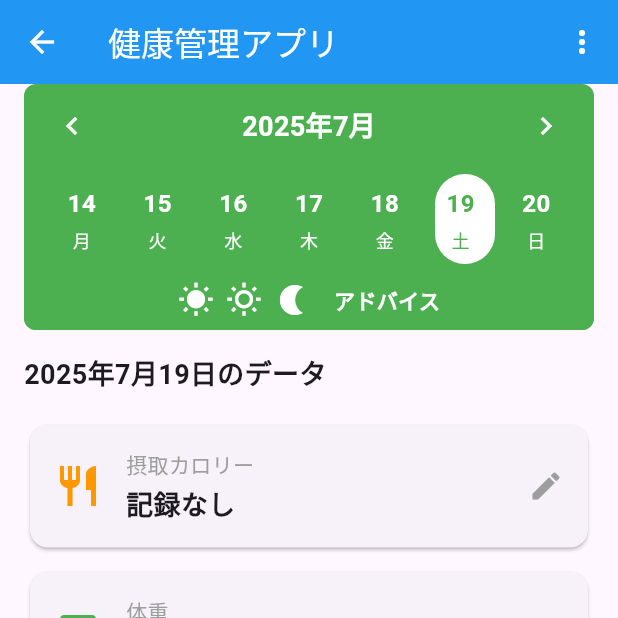
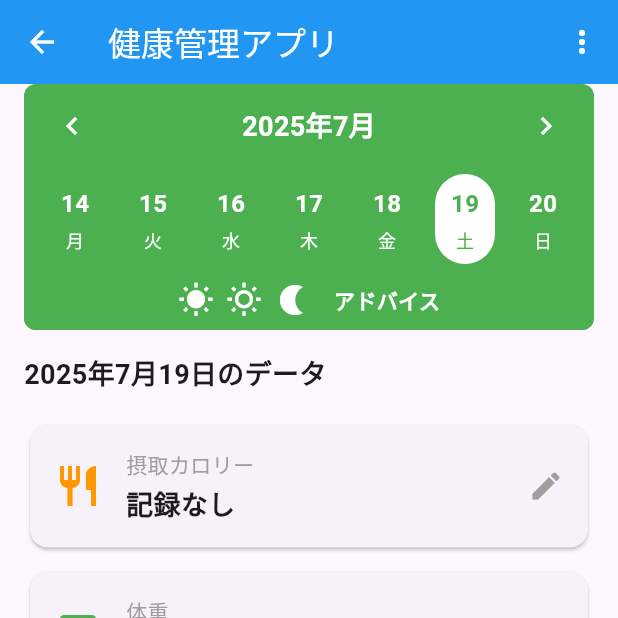
Before and after one commit to fukashin/helth_mobile, a Flutter app: the HomeScreen screen opened directly, on a phone screen of 412 x 824 dp, the top half of it. Run offline on Flutter 3.47's test engine with Material 3 defaults, Android fonts, the phone set to English and light mode, and no system bars; our stand-ins replace font_awesome_flutter, shared_preferences; accounts and stored records are empty; Roboto replaces fonts that are missing (NotoSansJP).

Commit message:
fix:アニメーションを正確な場所にするための修正

```diff
--- a/lib/widgets/weekly_calendar.dart
+++ b/lib/widgets/weekly_calendar.dart
@@ -267,28 +267,33 @@ class _WeeklyCalendarState extends State<WeeklyCalendar>
   /// 週の日付表示部分を構築するメソッド
   ///
   /// [weekDays] 表示する週の日付リスト
+  ///
+  /// カレンダーを7等分し、各セクションの中心に日付を配置します。
+  /// これにより、どのデバイスサイズでも正確な位置にアニメーションします。
   Widget _buildWeekDays(List<DateTime> weekDays) {
     return LayoutBuilder(
       builder: (context, constraints) {
         final availableWidth = constraints.maxWidth;
-        List<GlobalKey> _dayKeys = List.generate(7, (_) => GlobalKey());
+        final itemWidth = availableWidth / 7; // 7等分
+        final selectorWidth = 40.0;
 
-        final itemWidth = availableWidth / 7;
-        final double selectorWidth = 40;
-        final itemCenterOffset = (itemWidth - selectorWidth) / 2;
         return Stack(
           children: [
             // 選択された日付の背景（アニメーション）
             AnimatedBuilder(
               animation: _selectionPositionAnimation,
               builder: (context, child) {
+                // 各セクションの中心位置を計算
+                final centerX =
+                    (_selectionPositionAnimation.value * itemWidth) +
+                    (itemWidth / 2);
+                final left = centerX - (selectorWidth / 2);
+
                 return Positioned(
-                  left:
-                      (_selectionPositionAnimation.value * itemWidth) +
-                      itemCenterOffset,
+                  left: left,
                   top: 0,
                   child: Container(
-                    width: 40,
+                    width: selectorWidth,
                     height: 60,
                     decoration: BoxDecoration(
                       color: Colors.white,
@@ -298,9 +303,8 @@ class _WeeklyCalendarState extends State<WeeklyCalendar>
                 );
               },
             ),
-            // 日付のRow
+            // 日付を7等分のセクションに配置
             Row(
-              mainAxisAlignment: MainAxisAlignment.spaceEvenly,
               children: List.generate(7, (index) {
                 final date = weekDays[index];
                 final isToday =
@@ -315,13 +319,22 @@ class _WeeklyCalendarState extends State<WeeklyCalendar>
                 // 曜日の日本語表記（月曜日から日曜日）
                 final weekdayJp = ['月', '火', '水', '木', '金', '土', '日'][index];
 
-                return GestureDetector(
+                return SizedBox(
+                  width: itemWidth, // 各セクションの幅を7等分
+                  height: 60,
+                  child: GestureDetector(
                     onTap: () => _selectDate(date, index),
                     child: Container(
-                    width: 40,
+                      width: itemWidth,
+                      height: 60,
+                      color: Colors.transparent,
+                      child: Center(
+                        // 各セクションの中心に配置
+                        child: Container(
+                          width: selectorWidth,
                           height: 60,
                           decoration: BoxDecoration(
-                      color: Colors.transparent, // 背景は透明にして、アニメーション背景を使用
+                            color: Colors.transparent,
                             borderRadius: BorderRadius.circular(20),
                           ),
                           child: Column(
@@ -330,7 +343,9 @@ class _WeeklyCalendarState extends State<WeeklyCalendar>
                               Text(
                                 date.day.toString(),
                                 style: TextStyle(
-                            color: isSelected ? Colors.green : Colors.white,
+                                  color: isSelected
+                                      ? Colors.green
+                                      : Colors.white,
                                   fontWeight: FontWeight.bold,
                                   fontSize: 16,
                                 ),
@@ -339,7 +354,9 @@ class _WeeklyCalendarState extends State<WeeklyCalendar>
                               Text(
                                 weekdayJp,
                                 style: TextStyle(
-                            color: isSelected ? Colors.green : Colors.white,
+                                  color: isSelected
+                                      ? Colors.green
+                                      : Colors.white,
                                   fontSize: 12,
                                 ),
                               ),
@@ -364,6 +381,9 @@ class _WeeklyCalendarState extends State<WeeklyCalendar>
                                   ),
                                 ),
                             ],
+                          ),
+                        ),
+                      ),
                     ),
                   ),
                 );
```
Lines whose indentation alone changed are shown as unchanged.
